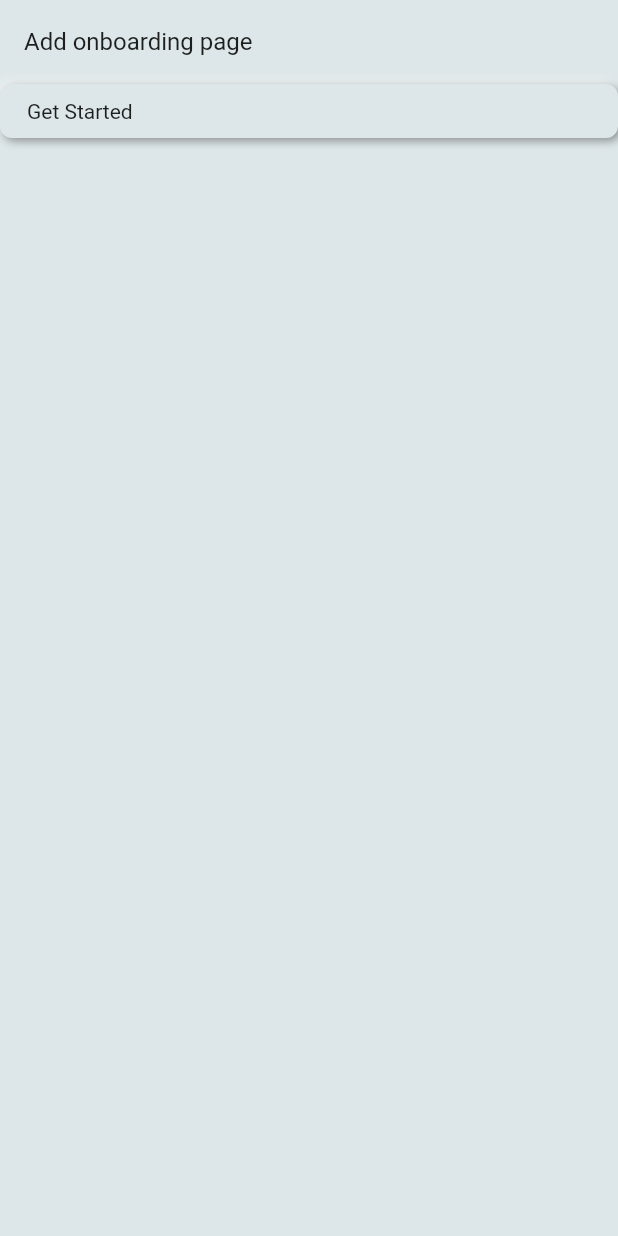
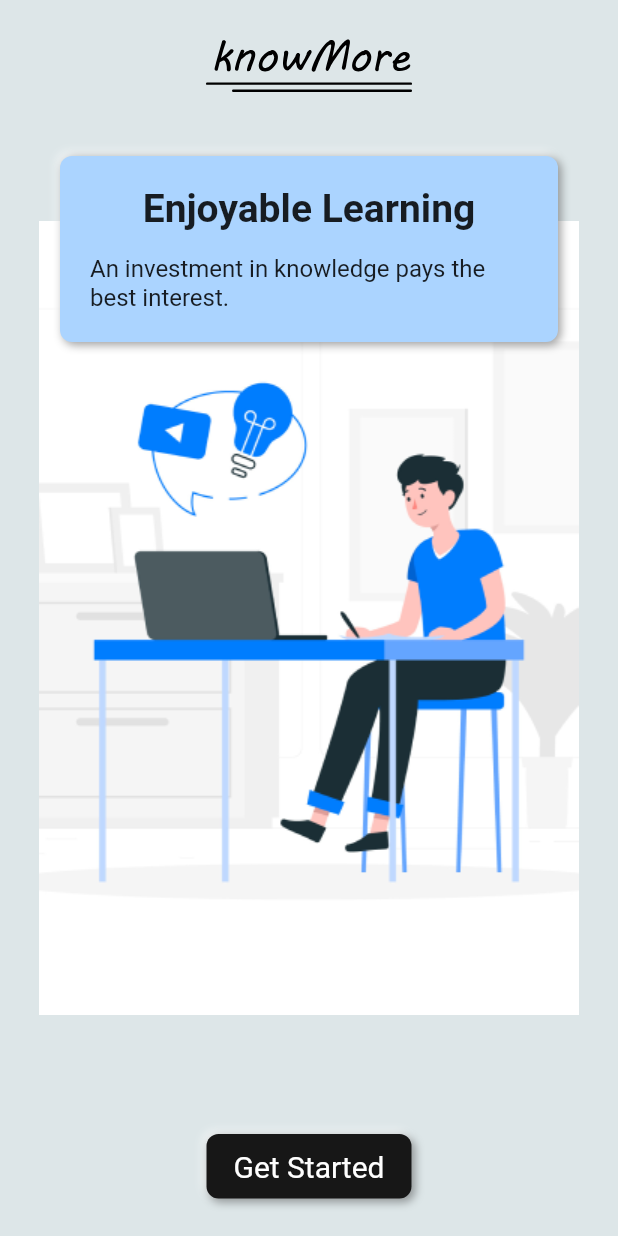
Before and after one commit to code-explorer/learning_platform, a Flutter app: the screen it shows after launch, on a phone screen of 412 x 824 dp. Run offline on Flutter 3.47's test engine with Material 2 defaults, Android fonts, the phone set to English and light mode, and no system bars; drawn by our look-alikes of flutter_neumorphic; our stand-ins replace flutter_svg, getwidget.

Commit message:
Updated UI

```diff
--- a/lib/pages/onboarding.dart
+++ b/lib/pages/onboarding.dart
@@ -1,4 +1,5 @@
 import 'package:flutter_neumorphic/flutter_neumorphic.dart';
+import 'package:flutter_svg/flutter_svg.dart';
 
 class OnboardingPage extends StatelessWidget {
   const OnboardingPage({Key? key}) : super(key: key);
@@ -7,18 +8,64 @@ class OnboardingPage extends StatelessWidget {
   Widget build(BuildContext context) {
     return Scaffold(
       body: SafeArea(
-        child: ListView(
+        child: Container(
+          decoration: const BoxDecoration(
+            image: DecorationImage(
+              image: AssetImage('assets/background.png'),
+            ),
+          ),
+          child: Padding(
+            padding: const EdgeInsets.symmetric(vertical: 25, horizontal: 10),
+            child: Column(
               children: [
-            const ListTile(
-              title: Text('Add onboarding page'),
+                SvgPicture.asset(
+                  'assets/icon.svg',
+                  color: Colors.black,
+                  width: 150,
                 ),
+                Padding(
+                  padding: const EdgeInsets.all(30),
+                  child: Neumorphic(
+                    child: Column(
+                      children: const [
+                        Text(
+                          'Enjoyable Learning',
+                          style: TextStyle(
+                            fontSize: 26,
+                            fontWeight: FontWeight.bold,
+                          ),
+                        ),
+                        Divider(
+                          color: Color.fromARGB(0, 0, 0, 0),
+                        ),
+                        Text(
+                          'An investment in knowledge pays the best interest.',
+                          style: TextStyle(
+                            fontSize: 16,
+                          ),
+                        )
+                      ],
+                    ),
+                    padding: const EdgeInsets.all(20),
+                    style: const NeumorphicStyle(
+                        color: Color.fromRGBO(171, 212, 255, 1)),
+                  ),
+                ),
+                const Spacer(),
                 NeumorphicButton(
                   onPressed: () {
                     Navigator.pushNamed(context, '/paths');
                   },
-              child: const Text('Get Started'),
+                  child: const Text(
+                    'Get Started',
+                    style: TextStyle(color: Colors.white, fontSize: 20),
+                  ),
+                  style: const NeumorphicStyle(
+                      color: Color.fromRGBO(23, 23, 23, 1)),
                 )
               ],
+            ),
+          ),
         ),
       ),
     );
```
Also changed, not shown: lib/pages/journey.dart (+11 -17 lines), lib/pages/learning_paths.dart (+11 -18 lines), lib/pages/quiz.dart (+2 -12 lines), lib/pages/theory.dart (+2 -13 lines), lib/widgets/appbar.dart (added, +42 -0 lines), pubspec.yaml (+4 -3 lines), assets/background.png (added), assets/icon.svg (added), pubspec.lock. Lines whose indentation alone changed are shown as unchanged.
